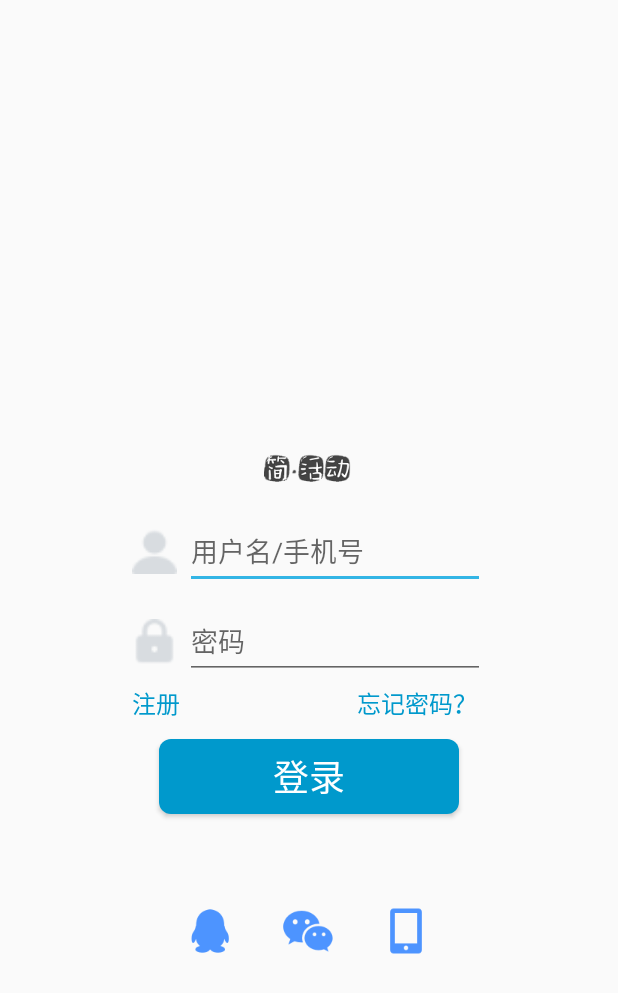
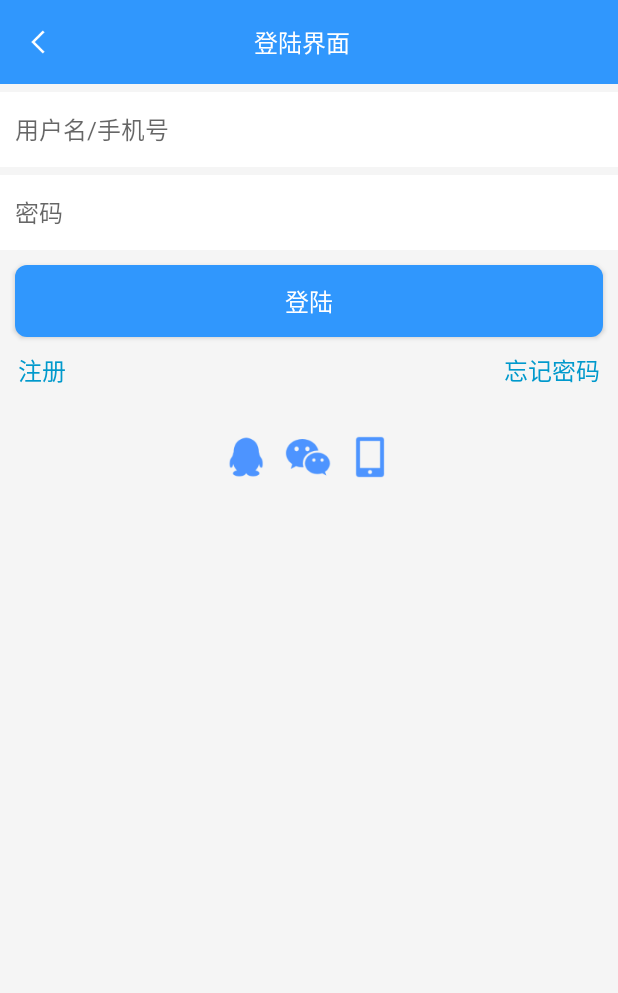
Before and after one commit to MaskWolf/easyActivity, an Android app: the LoginActivity screen opened directly, with no data from a screen before it, on a phone screen of 412 x 824 dp. Shown: the top 993 px of the screen. Run offline under Robolectric (Android 15) with nearby library versions, the phone set to English and light mode, and no system bars.

Commit message:
仿照qq登陆界面对简活动登陆界面大幅度优化

```diff
--- a/app/src/main/java/top/ljc/easyActivity/Activity/LoginActivity.java
+++ b/app/src/main/java/top/ljc/easyActivity/Activity/LoginActivity.java
@@ -68,7 +68,7 @@ public class LoginActivity extends Activity implements View.OnClickListener{
     private void findViews() {
         etUser = (EditText)findViewById( R.id.et_user );
         etPassword = (EditText)findViewById( R.id.et_password );
-        btLogin = (Button)findViewById( R.id.bt_login );
+        btLogin = (Button) findViewById( R.id.bt_login );
         tvRegister = (TextView)findViewById(R.id.tv_register);
 
 
--- a/app/src/main/res/drawable/bt_login.xml
+++ b/app/src/main/res/drawable/bt_login.xml
@@ -1,7 +1,7 @@
 <?xml version="1.0" encoding="utf-8"?>
 <shape xmlns:android="http://schemas.android.com/apk/res/android">
     android:shape="rectangle">
-    <solid android:color="@android:color/holo_blue_dark"/>
+    <solid android:color="#ff3097fd"/>
     <corners
         android:topLeftRadius="8dip"
         android:topRightRadius="8dip"
--- a/app/src/main/res/drawable/search_bg_normal.xml
+++ b/app/src/main/res/drawable/search_bg_normal.xml
@@ -2,5 +2,5 @@
 <shape xmlns:android="http://schemas.android.com/apk/res/android" android:shape="rectangle">
     <corners android:radius="12.0dp"/>
     <padding android:bottom="5dp" android:top="5dp" android:left="8dp" android:right="8dp"/>
-    <solid android:color="#ff2679ca"/>
+    <solid android:color="@android:color/white"/>
 </shape>
--- a/app/src/main/res/drawable/search_bg_pressed.xml
+++ b/app/src/main/res/drawable/search_bg_pressed.xml
@@ -2,5 +2,5 @@
 <shape xmlns:android="http://schemas.android.com/apk/res/android" android:shape="rectangle">
     <corners android:radius="12.0dp"/>
     <padding android:bottom="5dp" android:top="5dp" android:left="8dp" android:right="8dp"/>
-    <solid android:color="#cc2679ca"/>
+    <solid android:color="@android:color/white"/>
 </shape>
--- a/app/src/main/res/drawable/search_textcolor_selector.xml
+++ b/app/src/main/res/drawable/search_textcolor_selector.xml
@@ -1,5 +1,5 @@
 <?xml version="1.0" encoding="utf-8"?>
 <selector xmlns:android="http://schemas.android.com/apk/res/android">
-    <item android:state_pressed="false" android:color="#99ffffff"/>
-    <item android:state_pressed="true" android:color="#ffffffff" />
+    <item android:state_pressed="false" android:color="@android:color/darker_gray"/>
+    <item android:state_pressed="true" android:color="@android:color/darker_gray" />
 </selector>
--- a/app/src/main/res/layout/activity_login.xml
+++ b/app/src/main/res/layout/activity_login.xml
@@ -1,61 +1,76 @@
 <?xml version="1.0" encoding="utf-8"?>
-<RelativeLayout xmlns:android="http://schemas.android.com/apk/res/android"
+<LinearLayout xmlns:android="http://schemas.android.com/apk/res/android"
+    android:orientation="vertical"
     android:layout_width="match_parent"
-    android:layout_height="match_parent">
+    android:layout_height="match_parent"
+    android:background="#f5f5f5"
+    xmlns:app="http://schemas.android.com/apk/res-auto">
+    <android.support.v7.widget.Toolbar
+        android:fitsSystemWindows="true"
+        android:layout_width="match_parent"
+        android:layout_height="?attr/actionBarSize"
+        android:background="#ff3097fd"
+        android:theme="@style/ThemeOverlay.AppCompat.Dark.ActionBar"
+        app:popupTheme="@style/ThemeOverlay.AppCompat.Light">
         <ImageView
-        android:layout_centerHorizontal="true"
-        android:layout_above="@+id/rl_msg"
-        android:layout_marginBottom="20dp"
-        android:src="@drawable/logo"
+            android:layout_gravity="left"
+            android:layout_alignParentLeft="true"
+            android:layout_marginLeft="5dp"
+            android:layout_width="20dp"
+            android:layout_height="20dp"
+            android:background="@drawable/ic_back_white"/>
+        <TextView
+            android:fitsSystemWindows="true"
+            android:layout_marginRight="10dp"
+            android:layout_centerInParent="true"
+            android:layout_gravity="center"
+            android:text="登陆界面"
+            android:textColor="@android:color/white"
+            android:textSize="16sp"
             android:layout_width="wrap_content"
             android:layout_height="wrap_content" />
-    <LinearLayout
-        android:orientation="vertical"
-        android:id="@+id/rl_msg"
-        android:layout_centerInParent="true"
-        android:layout_width="wrap_content"
-        android:layout_height="wrap_content">
-        <LinearLayout
-            android:layout_centerHorizontal="true"
-            android:layout_width="wrap_content"
-            android:layout_height="wrap_content">
-            <ImageView
-                android:layout_marginTop="10dp"
-                android:src="@drawable/user"
-                android:layout_width="30dp"
-                android:layout_height="30dp" />
+    </android.support.v7.widget.Toolbar>
     <EditText
+        android:padding="10dp"
+        android:layout_marginTop="5dp"
+        android:background="@android:color/white"
         android:id="@+id/et_user"
         android:singleLine="true"
         android:inputType="text"
-                android:layout_marginLeft="5dp"
+        android:textSize="16sp"
         android:hint="用户名/手机号"
-                android:layout_width="200dp"
+        android:layout_width="match_parent"
         android:layout_height="50dp" />
-        </LinearLayout>
-        <LinearLayout
-            android:layout_centerHorizontal="true"
-            android:layout_marginTop="10dp"
-            android:layout_width="wrap_content"
-            android:layout_height="wrap_content">
-            <ImageView
-                android:layout_marginTop="10dp"
-                android:src="@drawable/password"
-                android:layout_width="30dp"
-                android:layout_height="30dp" />
     <EditText
+        android:paddingLeft="10dp"
+        android:layout_marginTop="5dp"
+        android:background="@android:color/white"
         android:id="@+id/et_password"
         android:singleLine="true"
         android:inputType="textPassword"
-                android:layout_marginLeft="5dp"
+        android:textSize="16sp"
         android:hint="密码"
-                android:layout_width="200dp"
+        android:layout_width="match_parent"
         android:layout_height="50dp" />
-        </LinearLayout>
+
+    <Button
+        android:id="@+id/bt_login"
+        android:layout_marginTop="10dp"
+        android:layout_marginLeft="10dp"
+        android:layout_marginRight="10dp"
+        android:text="登陆"
+        android:textSize="16sp"
+        android:textColor="@android:color/white"
+        android:background="@drawable/bt_login"
+        android:layout_width="match_parent"
+        android:layout_height="wrap_content" />
+
     <RelativeLayout
         android:id="@+id/rl_other"
-            android:layout_marginTop="4dp"
-            android:layout_width="230dp"
+        android:layout_marginTop="10dp"
+        android:layout_marginLeft="12dp"
+        android:layout_marginRight="12dp"
+        android:layout_width="match_parent"
         android:layout_height="wrap_content">
         <TextView
             android:text="注册"
@@ -66,31 +81,17 @@
             android:layout_height="wrap_content" />
         <TextView
             android:layout_alignParentRight="true"
-                android:text="忘记密码？"
+            android:text="忘记密码"
             android:textColor="@android:color/holo_blue_dark"
             android:textSize="16sp"
             android:layout_width="wrap_content"
             android:layout_height="wrap_content" />
     </RelativeLayout>
-    </LinearLayout>
-
-    <Button
-        android:layout_marginTop="12dp"
-        android:layout_centerHorizontal="true"
-        android:layout_below="@+id/rl_msg"
-        android:id="@+id/bt_login"
-        android:layout_width="200dp"
-        android:layout_height="50dp"
-        android:text="登录"
-        android:textSize="24sp"
-        android:textColor="@android:color/white"
-        android:background="@drawable/bt_login"/>
 
     <RadioGroup
-        android:layout_marginTop="60dp"
-        android:layout_below="@+id/bt_login"
+        android:layout_marginTop="30dp"
         android:orientation="horizontal"
-        android:layout_centerHorizontal="true"
+        android:layout_gravity="center"
         android:layout_width="wrap_content"
         android:layout_height="wrap_content">
         <RadioButton
@@ -100,18 +101,18 @@
             android:layout_height="wrap_content"
             android:drawableTop="@drawable/login_qq_client" />
         <RadioButton
-            android:layout_marginLeft="30dp"
+            android:layout_marginLeft="10dp"
             android:button="@android:color/transparent"
             android:layout_weight="1"
             android:layout_width="wrap_content"
             android:layout_height="wrap_content"
             android:drawableTop="@drawable/login_wechat"/>
         <RadioButton
-            android:layout_marginLeft="30dp"
+            android:layout_marginLeft="10dp"
             android:button="@android:color/transparent"
             android:layout_weight="1"
             android:layout_width="wrap_content"
             android:layout_height="wrap_content"
             android:drawableTop="@drawable/login_phone"/>
     </RadioGroup>
-</RelativeLayout>
+</LinearLayout>
--- a/app/src/main/res/layout/activity_main.xml
+++ b/app/src/main/res/layout/activity_main.xml
@@ -2,6 +2,7 @@
 <LinearLayout xmlns:android="http://schemas.android.com/apk/res/android"
     android:layout_width="match_parent"
     android:layout_height="match_parent"
+    android:background="#F5F5F5"
     xmlns:app="http://schemas.android.com/apk/res-auto"
     android:orientation="vertical">
 
@@ -20,7 +21,7 @@
             android:layout_centerInParent="true"
             android:layout_gravity="center"
             android:text="@string/app_name"
-            android:textSize="20sp"
+            android:textSize="16sp"
             android:textColor="@android:color/white"/>
         <ImageView
             android:id="@+id/iv_more"
--- a/app/src/main/res/layout/fragment_home.xml
+++ b/app/src/main/res/layout/fragment_home.xml
@@ -11,10 +11,27 @@
         android:id="@+id/home_swiperefreshlayout"
         android:layout_width="match_parent"
         android:layout_height="match_parent">
-        <android.support.v7.widget.RecyclerView
-            android:id="@+id/home_recyclerview"
-            android:layout_width="match_parent"
-            android:layout_height="match_parent"/>
-    </android.support.v4.widget.SwipeRefreshLayout>
-
+            <LinearLayout
+                android:layout_width="match_parent"
+                android:layout_height="match_parent"
+                android:orientation="vertical">
+                <EditText
+                    android:focusable="false"
+                    android:gravity="center|center_vertical"
+                    android:hint="搜索活动"
+                    android:textColorHint="@drawable/search_textcolor_selector"
+                    android:textSize="16sp"
+                    android:id="@+id/tv_search"
+                    android:layout_marginTop="10dp"
+                    android:layout_width="match_parent"
+                    android:layout_height="wrap_content"
+                    android:background="@drawable/search_bg_selector"
+                    android:drawableLeft="@drawable/search_left"
+                    android:drawablePadding="5dp" />
+                <android.support.v7.widget.RecyclerView
+                    android:id="@+id/home_recyclerview"
+                    android:layout_width="match_parent"
+                    android:layout_height="match_parent"/>
+            </LinearLayout>
+        </android.support.v4.widget.SwipeRefreshLayout>
 </LinearLayout>
--- a/app/src/main/res/layout/item_activity.xml
+++ b/app/src/main/res/layout/item_activity.xml
@@ -1,6 +1,6 @@
 <?xml version="1.0" encoding="utf-8"?>
 <RelativeLayout xmlns:android="http://schemas.android.com/apk/res/android"
-    android:layout_marginTop="10dp"
+    android:layout_marginTop="5dp"
     android:background="@drawable/drawable_default_itemview"
     android:orientation="vertical" android:layout_width="match_parent"
     android:layout_height="wrap_content">
--- a/app/src/main/res/layout/pop_more.xml
+++ b/app/src/main/res/layout/pop_more.xml
@@ -33,7 +33,7 @@
                 android:layout_marginLeft="10dp"
                 android:text="扫一扫"
                 android:textColor="@android:color/black"
-                android:textSize="18sp"/>
+                android:textSize="16sp"/>
         </LinearLayout>
 
         <LinearLayout
@@ -53,7 +53,7 @@
                 android:layout_marginLeft="10dp"
                 android:text="创建活动"
                 android:textColor="@android:color/black"
-                android:textSize="18sp"/>
+                android:textSize="16sp"/>
         </LinearLayout>
 
         <LinearLayout
@@ -73,7 +73,7 @@
                 android:layout_marginLeft="10dp"
                 android:text="添加管理员"
                 android:textColor="@android:color/black"
-                android:textSize="18sp"/>
+                android:textSize="16sp"/>
         </LinearLayout>
 
         <LinearLayout
@@ -93,7 +93,7 @@
                 android:layout_marginLeft="10dp"
                 android:text="帮助与反馈"
                 android:textColor="@android:color/black"
-                android:textSize="18sp"/>
+                android:textSize="16sp"/>
         </LinearLayout>
     </LinearLayout>
 
```
Also changed, not shown: app/src/main/res/drawable-xhdpi/ic_back_white.png (added), app/src/main/res/drawable-xhdpi/ic_sousuokuang.png, app/src/main/res/drawable-xhdpi/ic_sousuokuang_press.png, app/src/main/res/drawable-xhdpi/iv_scan_auto.png (deleted), app/src/main/res/drawable-xhdpi/login_phone.png, app/src/main/res/drawable-xhdpi/login_phone_pressed.png, app/src/main/res/drawable-xhdpi/login_qq_client.png, app/src/main/res/drawable-xhdpi/login_qq_client_pressed.png, app/src/main/res/drawable-xhdpi/login_wechat.png, app/src/main/res/drawable-xhdpi/login_wechat_pressed.png. Lines whose indentation alone changed are shown as unchanged.
